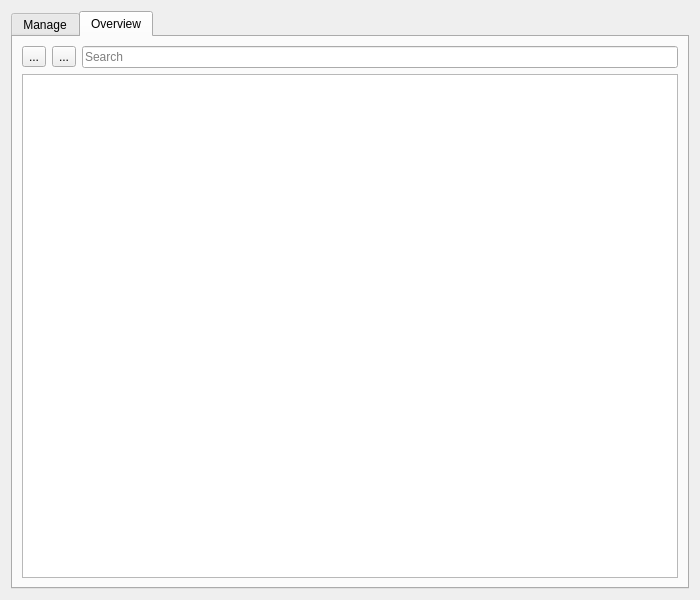
JakubFranek/Kapytal, file src/views/ui_files/forms/security_form.ui: the form before one commit.
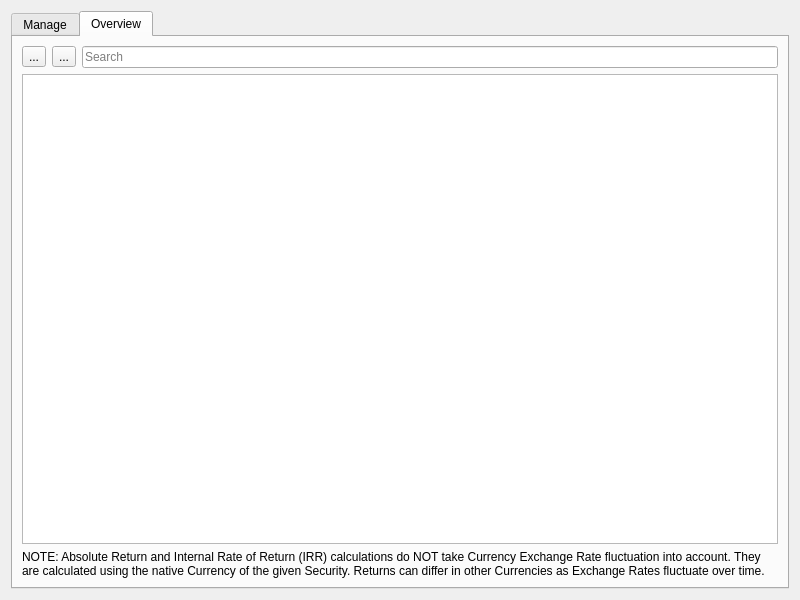
The form after the commit. The open tabs and pages were chosen to show the change.

Commit message:
Add IRR to Security Form Overview
Add note about IRR and Absolute Return being Exchange Rate agnostic to
SecurityForm Overview tab.
Add pyxirr package to dependencies.
Fix bug: indexing SecurityAccount.securities defaultdict directly could
create new (zero) entries accidentally.
Add SecurityAccount.is_security_related method.
Add security_stats module to src/models/statistics with a calculate_irr
function.

The edit to the form file:
```diff
--- a/src/views/ui_files/forms/security_form.ui
+++ b/src/views/ui_files/forms/security_form.ui
@@ -9,7 +9,7 @@
    <rect>
     <x>0</x>
     <y>0</y>
-    <width>700</width>
+    <width>800</width>
     <height>600</height>
    </rect>
   </property>
@@ -221,6 +221,16 @@
          </property>
         </widget>
        </item>
+       <item>
+        <widget class="QLabel" name="label">
+         <property name="text">
+          <string>NOTE: Absolute Return and Internal Rate of Return (IRR) calculations do NOT take Currency Exchange Rate fluctuation into account. They are calculated using the native Currency of the given Security. Returns can differ in other Currencies as Exchange Rates fluctuate over time.</string>
+         </property>
+         <property name="wordWrap">
+          <bool>true</bool>
+         </property>
+        </widget>
+       </item>
       </layout>
      </widget>
     </widget>
```
The commit also changes 7 other files.
